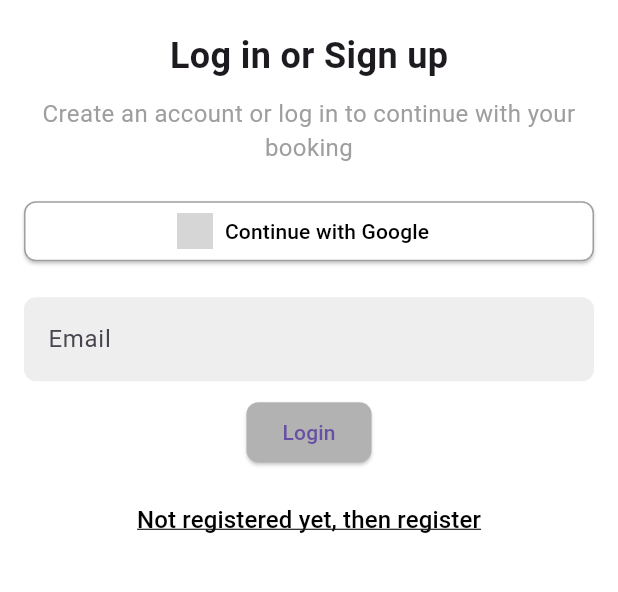
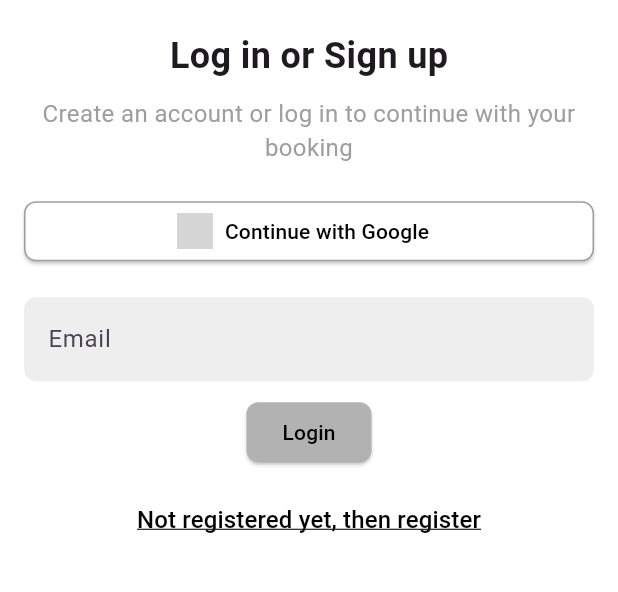
Before and after one commit to jayasinghesasmitha/Vivora-Mobile-app, a Flutter app: the LoginScreen screen opened directly, on a phone screen of 412 x 824 dp, the part 383-975 px from its top. Run offline on Flutter 3.47's test engine with Material 3 defaults, Android fonts, the phone set to English and light mode, and no system bars; our stand-ins replace cloud_firestore, firebase_auth, firebase_core, flutter_dotenv, flutter_map, geolocator and 2 more; accounts and stored records are empty; network calls fail; grey boxes are pictures that could not be loaded.

Commit message:
Update login_screen.dart

```diff
--- a/book_my_saloon/lib/screens/auth/login_screen.dart
+++ b/book_my_saloon/lib/screens/auth/login_screen.dart
@@ -86,7 +86,9 @@ class _LoginScreenState extends State<LoginScreen> {
                       onPressed: () {
                         // Placeholder for Google login implementation
                         ScaffoldMessenger.of(context).showSnackBar(
-                          SnackBar(content: Text('Google login not implemented yet')),
+                          SnackBar(
+                            content: Text('Google login not implemented yet'),
+                          ),
                         );
                       },
                       icon: Image.network(
@@ -97,7 +99,8 @@ class _LoginScreenState extends State<LoginScreen> {
                       ),
                       label: Text('Continue with Google'),
                       style: ElevatedButton.styleFrom(
-                        foregroundColor: Colors.black, backgroundColor: Colors.white,
+                        foregroundColor: Colors.black,
+                        backgroundColor: Colors.white,
                         side: BorderSide(color: Colors.grey),
                         shape: RoundedRectangleBorder(
                           borderRadius: BorderRadius.circular(8),
@@ -143,7 +146,7 @@ class _LoginScreenState extends State<LoginScreen> {
                     ),
                     child: _isLoading
                         ? CircularProgressIndicator(color: Colors.white)
-                        : Text('Login'),
+                        : Text('Login', style: TextStyle(color: Colors.black)),
                   ),
                   SizedBox(height: 10),
                   TextButton(
@@ -153,7 +156,8 @@ class _LoginScreenState extends State<LoginScreen> {
                         MaterialPageRoute(builder: (context) => SignupScreen()),
                       );
                     },
-                    child: Text('Not registered yet, then register',
+                    child: Text(
+                      'Not registered yet, then register',
                       style: TextStyle(
                         color: const Color.fromARGB(255, 0, 0, 0),
                         fontSize: 16,
```
